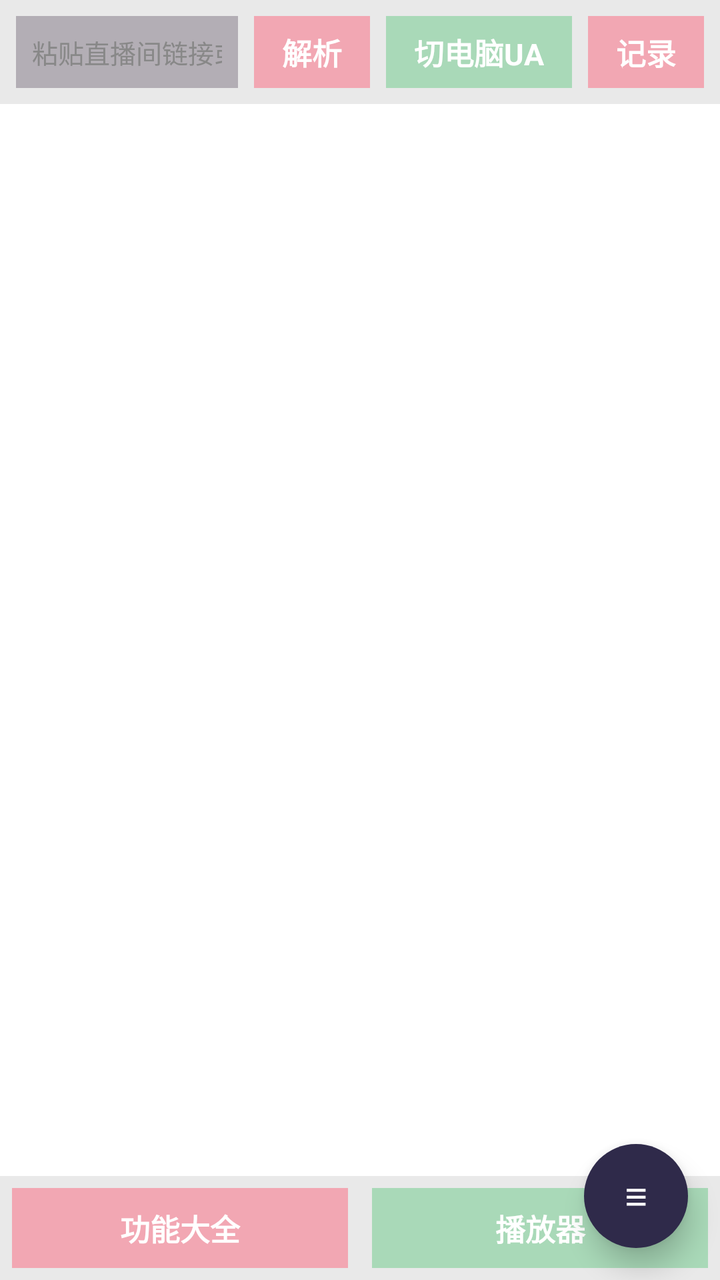
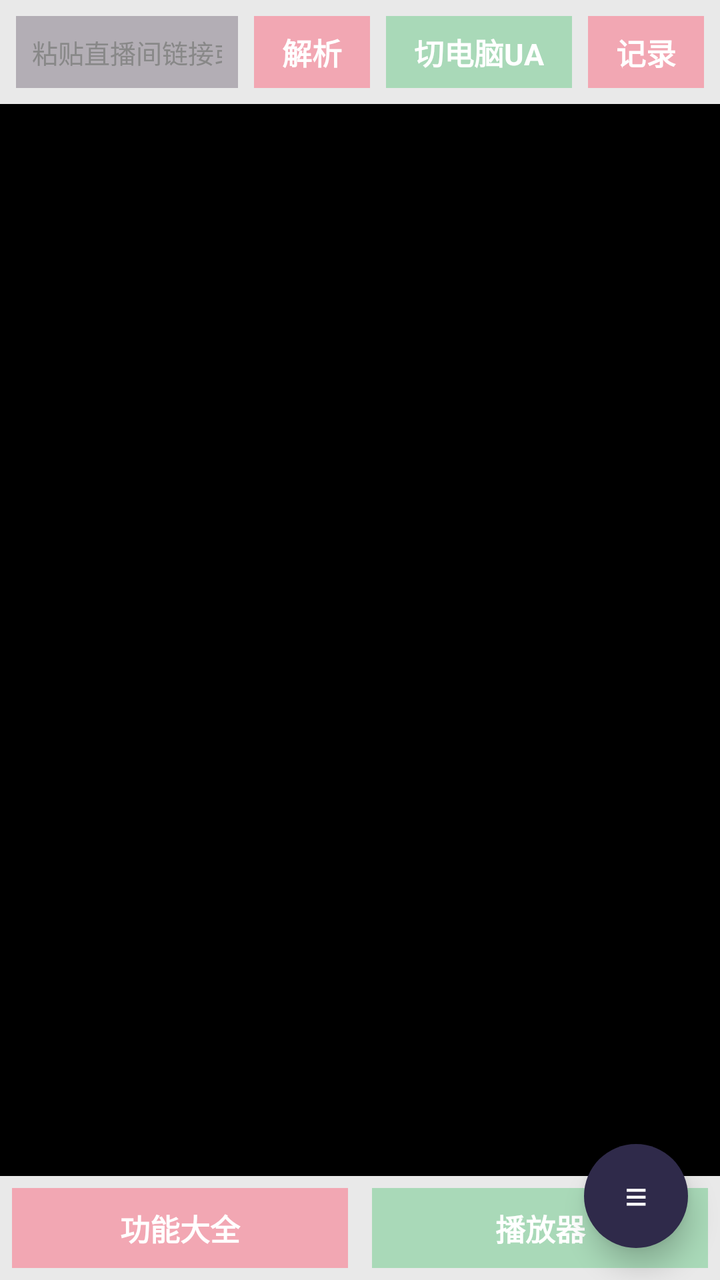

The first picture is an Android layout as it rendered before a commit; the second is the same layout after the commit. The layout source and the unified diff follow.
<!-- AndroidManifest.xml: application theme AppTheme -->
<!-- res/layout/activity_main.xml -->
<?xml version="1.0" encoding="utf-8"?>
<FrameLayout xmlns:android="http://schemas.android.com/apk/res/android"
    android:layout_width="match_parent"
    android:layout_height="match_parent"
    android:background="#ffffff">

    
    <LinearLayout
        android:id="@+id/top_bar"
        android:layout_width="match_parent"
        android:layout_height="wrap_content"
        android:orientation="horizontal"
        android:gravity="center_vertical"
        android:background="#E9E9E9"
        android:padding="8dp">

        <EditText
            android:id="@+id/et_url"
            android:layout_width="0dp"
            android:layout_height="36dp"
            android:layout_weight="1"
            android:hint="粘贴直播间链接或分享文"
            android:textColorHint="#888888"
            android:textColor="#222222"
            android:background="#B3AEB5"
            android:paddingLeft="8dp"
            android:paddingRight="8dp"
            android:textSize="13sp"
            android:imeOptions="actionGo"
            android:inputType="textUri"
            android:maxLines="1"/>

        <TextView
            android:id="@+id/btn_parse"
            android:layout_width="wrap_content"
            android:layout_height="36dp"
            android:gravity="center"
            android:text="解析"
            android:textColor="#ffffff"
            android:textStyle="bold"
            android:textSize="15sp"
            android:background="#F2A7B3"
            android:paddingLeft="14dp"
            android:paddingRight="14dp"
            android:layout_marginLeft="8dp"/>

        <TextView
            android:id="@+id/btn_ua"
            android:layout_width="wrap_content"
            android:layout_height="36dp"
            android:gravity="center"
            android:text="切电脑UA"
            android:textColor="#ffffff"
            android:textStyle="bold"
            android:textSize="15sp"
            android:background="#A9D9B8"
            android:paddingLeft="14dp"
            android:paddingRight="14dp"
            android:layout_marginLeft="8dp"/>

        <TextView
            android:id="@+id/btn_records"
            android:layout_width="wrap_content"
            android:layout_height="36dp"
            android:gravity="center"
            android:text="记录"
            android:textColor="#ffffff"
            android:textStyle="bold"
            android:textSize="15sp"
            android:background="#F2A7B3"
            android:paddingLeft="14dp"
            android:paddingRight="14dp"
            android:layout_marginLeft="8dp"/>
    </LinearLayout>

    
    <LinearLayout
        android:id="@+id/bottom_panel"
        android:layout_width="match_parent"
        android:layout_height="wrap_content"
        android:layout_gravity="bottom"
        android:orientation="vertical"
        android:background="#CC191a3e"
        android:visibility="gone">

        <ScrollView
            android:id="@+id/scroll_records"
            android:layout_width="match_parent"
            android:layout_height="220dp">

            <LinearLayout
                android:id="@+id/layout_records"
                android:layout_width="match_parent"
                android:layout_height="wrap_content"
                android:orientation="vertical"
                android:padding="8dp"/>
        </ScrollView>
    </LinearLayout>

    
    <LinearLayout
        android:id="@+id/bottom_bar"
        android:layout_width="match_parent"
        android:layout_height="wrap_content"
        android:layout_gravity="bottom"
        android:orientation="horizontal"
        android:background="#E9E9E9">

        <TextView
            android:id="@+id/btn_features"
            android:layout_width="0dp"
            android:layout_height="40dp"
            android:layout_weight="1"
            android:gravity="center"
            android:text="功能大全"
            android:textColor="#ffffff"
            android:textStyle="bold"
            android:textSize="15sp"
            android:background="#F2A7B3"
            android:layout_margin="6dp"/>

        <TextView
            android:id="@+id/btn_player"
            android:layout_width="0dp"
            android:layout_height="40dp"
            android:layout_weight="1"
            android:gravity="center"
            android:text="播放器"
            android:textColor="#ffffff"
            android:textStyle="bold"
            android:textSize="15sp"
            android:background="#A9D9B8"
            android:layout_margin="6dp"/>
    </LinearLayout>

    
    <FrameLayout
        android:id="@+id/btn_toggle_top"
        android:layout_width="52dp"
        android:layout_height="52dp"
        android:layout_gravity="bottom|end"
        android:layout_margin="16dp"
        android:layout_marginBottom="72dp"
        android:background="@drawable/fab_circle"
        android:elevation="8dp"
        android:clickable="true"
        android:focusable="true">

        <TextView
            android:layout_width="wrap_content"
            android:layout_height="wrap_content"
            android:layout_gravity="center"
            android:text="≡"
            android:textColor="#ffffff"
            android:textSize="20sp"/>
    </FrameLayout>

</FrameLayout>
<!-- resources referenced by this layout -->
<resources>
  <!-- drawable fab_circle (drawable) -->
  <?xml version="1.0" encoding="utf-8"?>
  <shape xmlns:android="http://schemas.android.com/apk/res/android">
      <solid android:color="#2F2A4A"/>
      <corners android:radius="26dp"/>
  </shape>
  <style name="AppTheme" parent="Theme.AppCompat.Light.DarkActionBar">
          
          <item name="colorPrimary">@color/colorPrimary</item>
          <item name="colorPrimaryDark">@color/colorPrimaryDark</item>
          <item name="colorAccent">@color/colorAccent</item>
          <item name="android:windowOptOutEdgeToEdgeEnforcement">true</item>
      </style>
  <color name="colorPrimary">#39C5BB</color>
  <color name="colorPrimaryDark">#32ada3</color>
  <color name="colorAccent">#39C5BB</color>
</resources>

<!-- the commit's change to res/layout/activity_main.xml (unified diff, before → after) -->
@@ -3,6 +3,13 @@
     android:layout_width="match_parent"
     android:layout_height="match_parent"
     android:background="#ffffff">
+
+    
+    <FrameLayout
+        android:id="@+id/web_container"
+        android:layout_width="match_parent"
+        android:layout_height="match_parent"
+        android:background="#000000"/>
 
     
     <LinearLayout
